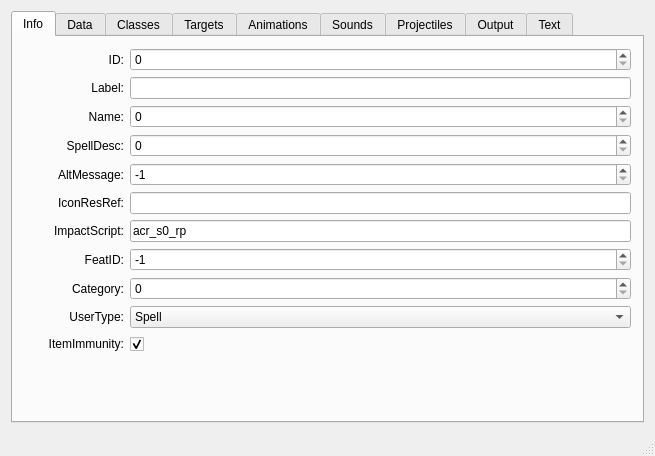
First picture: the form in quickspellgenerator.ui, repository FoamBats4All/QuickSpellGen, before the edit.
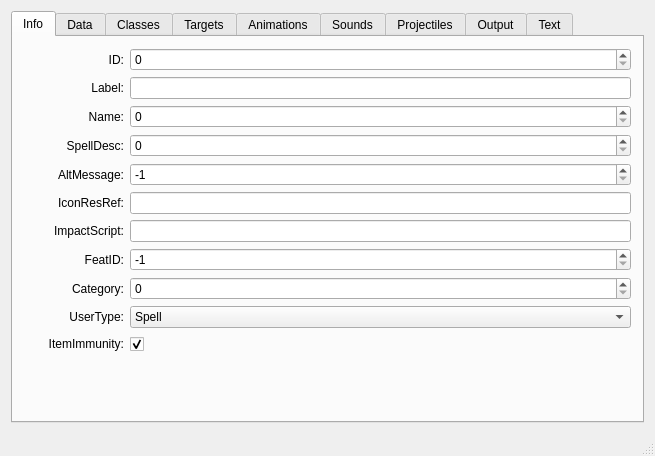
Second picture: the form after the edit.

Commit message: No default impact string.

Patch:
```diff
--- a/quickspellgenerator.ui
+++ b/quickspellgenerator.ui
@@ -192,7 +192,7 @@
            <string>Script that is called when the spell has been cast.</string>
           </property>
           <property name="text">
-           <string>acr_s0_rp</string>
+           <string></string>
           </property>
           <property name="maxLength">
            <number>48</number>
```
